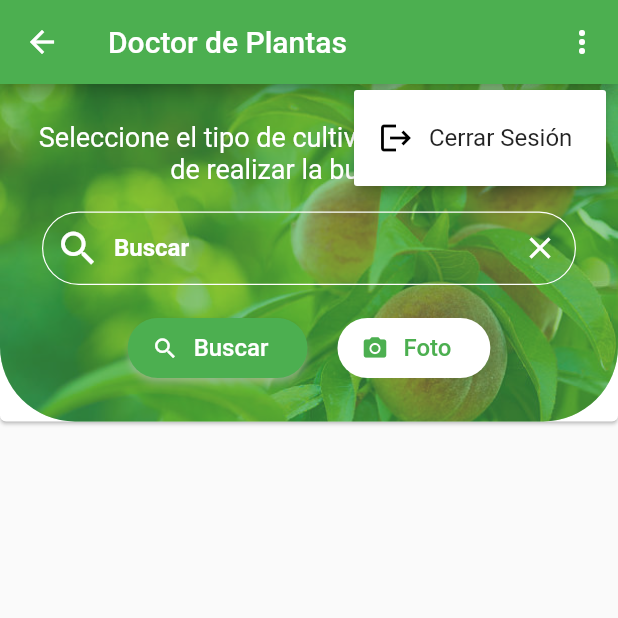
After one commit to JiuseppeFlores/Doctor-de-Plantas-Flutter-, a Flutter app: the PanelInicio screen opened directly, after a tap on the "more vert" icon, on a phone screen of 412 x 824 dp, the top half of it. The commit adds this screen. Run offline on Flutter 3.47's test engine with Material 2 defaults, Android fonts, the phone set to English and light mode, and no system bars; our stand-ins replace image_picker; missing offline and left inert: animated_snack_bar.

Commit message:
Diseño del panel de busqueda en el Panel Inicio

```diff
--- a/lib/main.dart
+++ b/lib/main.dart
@@ -1,4 +1,5 @@
 import 'package:doctor_de_plantas/screens/login.dart';
+import 'package:doctor_de_plantas/screens/panel_inicio.dart';
 import 'package:flutter/material.dart';
 
 void main() {
@@ -24,7 +25,7 @@ class MyApp extends StatelessWidget {
         // or simply save your changes to "hot reload" in a Flutter IDE).
         // Notice that the counter didn't reset back to zero; the application
         // is not restarted.
-        primarySwatch: Colors.blue,
+        primarySwatch: Colors.green,
       ),
       home: const Login(),
     );
--- a/lib/screens/login.dart
+++ b/lib/screens/login.dart
@@ -2,6 +2,7 @@ import 'dart:convert' as convert;
 
 import 'package:animated_snack_bar/animated_snack_bar.dart';
 import 'package:doctor_de_plantas/screens/imagen.dart';
+import 'package:doctor_de_plantas/screens/panel_inicio.dart';
 import 'package:flutter/services.dart';
 import 'package:http/http.dart' as http;
 
@@ -193,8 +194,13 @@ class _Login extends State<Login> {
         if (response['success']) {
           print_message(response['message'], AnimatedSnackBarType.success);
           print(response['data']);
+          Navigator.pop(context);
           Navigator.push(
-              context, MaterialPageRoute(builder: (context) => Imagen()));
+            context,
+            MaterialPageRoute(
+              builder: (context) => PanelInicio(),
+            ),
+          );
         } else {
           print_message(response['message'], AnimatedSnackBarType.info);
         }
--- /dev/null
+++ b/lib/screens/panel_inicio.dart
@@ -0,0 +1,214 @@
+import 'package:doctor_de_plantas/screens/login.dart';
+import 'package:flutter/material.dart';
+
+class PanelInicio extends StatefulWidget {
+  const PanelInicio({super.key});
+
+  @override
+  _PanelInicio createState() => _PanelInicio();
+}
+
+class _PanelInicio extends State<PanelInicio> {
+  @override
+  Widget build(BuildContext context) {
+    return Scaffold(
+      appBar: AppBar(
+        title: const Text('Doctor de Plantas'),
+        actions: [
+          PopupMenuButton(
+            itemBuilder: (context) => [
+              PopupMenuItem(
+                value: 1,
+                child: Row(
+                  children: [
+                    Icon(
+                      Icons.logout,
+                      color: Colors.black,
+                    ),
+                    SizedBox(width: 10),
+                    Text('Cerrar Sesión'),
+                  ],
+                ),
+              ),
+            ],
+            offset: Offset(0, 60),
+            color: Colors.white,
+            elevation: 3,
+            onSelected: (value) {
+              switch (value) {
+                case 1:
+                  cerrar_sesion();
+                  break;
+              }
+            },
+          )
+        ],
+      ),
+      body: Column(
+        children: <Widget>[
+          CardSearch(),
+        ],
+      ),
+    );
+  }
+
+  void cerrar_sesion() {
+    ScaffoldMessenger.of(context).showSnackBar(
+      const SnackBar(
+        content: Text("Cerrando Sesión"),
+        backgroundColor: Colors.red,
+      ),
+    );
+    Navigator.pop(context);
+    Navigator.push(context, MaterialPageRoute(builder: (context) => Login()));
+  }
+}
+
+class CardSearch extends StatelessWidget {
+  @override
+  Widget build(BuildContext context) {
+    return Card(
+      margin: EdgeInsets.zero,
+      child: Container(
+        decoration: BoxDecoration(
+          image: DecorationImage(
+            image: AssetImage('assets/bg_login.jpg'),
+            fit: BoxFit.cover,
+            opacity: 0.4,
+          ),
+          borderRadius: BorderRadius.only(
+            bottomLeft: Radius.circular(50),
+            bottomRight: Radius.circular(50),
+          ),
+          color: Colors.green,
+        ),
+        width: MediaQuery.of(context).size.width,
+        height: 225,
+        child: Padding(
+          padding: EdgeInsets.all(10),
+          child: Column(
+            children: [
+              Padding(
+                padding: EdgeInsets.only(top: 15, left: 10, right: 10),
+                child: Text(
+                  "Seleccione el tipo de cultivo y una fruta antes de realizar la busqueda",
+                  style: TextStyle(
+                    color: Colors.white,
+                    fontSize: 18,
+                  ),
+                  textAlign: TextAlign.center,
+                ),
+              ),
+              Padding(
+                padding: EdgeInsets.all(18),
+                child: TextField(
+                  style: TextStyle(
+                    color: Colors.white,
+                    fontWeight: FontWeight.bold,
+                  ),
+                  decoration: InputDecoration(
+                    labelText: "Buscar",
+                    labelStyle: TextStyle(
+                      color: Colors.white,
+                    ),
+                    contentPadding: EdgeInsets.symmetric(vertical: 15.0),
+                    border: OutlineInputBorder(
+                      borderRadius: BorderRadius.circular(25.0),
+                    ),
+                    prefixIcon: Icon(
+                      Icons.search,
+                      size: 30.0,
+                      color: Colors.white,
+                    ),
+                    suffixIcon: IconButton(
+                      onPressed: () {},
+                      icon: Icon(Icons.clear),
+                      color: Colors.white,
+                    ),
+                    enabledBorder: OutlineInputBorder(
+                      borderRadius: BorderRadius.circular(30.0),
+                      borderSide: BorderSide(
+                        width: 0.8,
+                        color: Colors.white,
+                      ),
+                    ),
+                    focusedBorder: OutlineInputBorder(
+                      borderRadius: BorderRadius.circular(30.0),
+                      borderSide: BorderSide(
+                        width: 2.0,
+                        color: Colors.white,
+                      ),
+                    ),
+                  ),
+                  cursorColor: Colors.white,
+                  autofocus: false,
+                ),
+              ),
+              Row(
+                mainAxisAlignment: MainAxisAlignment.center,
+                children: [
+                  FilledButton(
+                    onPressed: () {},
+                    style: ButtonStyle(
+                      backgroundColor:
+                          MaterialStatePropertyAll<Color>(Colors.green),
+                      shadowColor:
+                          MaterialStatePropertyAll<Color>(Colors.white),
+                      elevation: MaterialStatePropertyAll(2),
+                    ),
+                    child: Row(
+                      children: [
+                        Icon(
+                          Icons.search,
+                          color: Colors.white,
+                        ),
+                        Padding(
+                          padding: EdgeInsets.only(left: 10, right: 10),
+                          child: Text(
+                            "Buscar",
+                            style: TextStyle(
+                              color: Colors.white,
+                              fontSize: 16,
+                            ),
+                          ),
+                        ),
+                      ],
+                    ),
+                  ),
+                  SizedBox(
+                    width: 20,
+                  ),
+                  FilledButton(
+                    onPressed: () {},
+                    style: ButtonStyle(
+                      backgroundColor:
+                          MaterialStatePropertyAll<Color>(Colors.white),
+                    ),
+                    child: Row(
+                      children: [
+                        Icon(
+                          Icons.camera_alt,
+                          color: Colors.green,
+                        ),
+                        Padding(
+                          padding: EdgeInsets.only(left: 10, right: 10),
+                          child: Text(
+                            "Foto",
+                            style: TextStyle(
+                              color: Colors.green,
+                              fontSize: 16,
+                            ),
+                          ),
+                        ),
+                      ],
+                    ),
+                  ),
+                ],
+              )
+            ],
+          ),
+        ),
+      ),
+    );
+  }
+}
```
